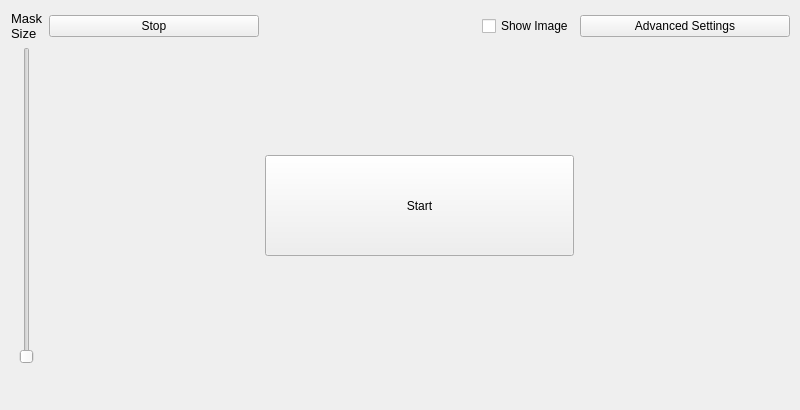
Before: the Qt Designer form mainwindow.ui in mtekman/motiondetect, drawn with Qt 5.
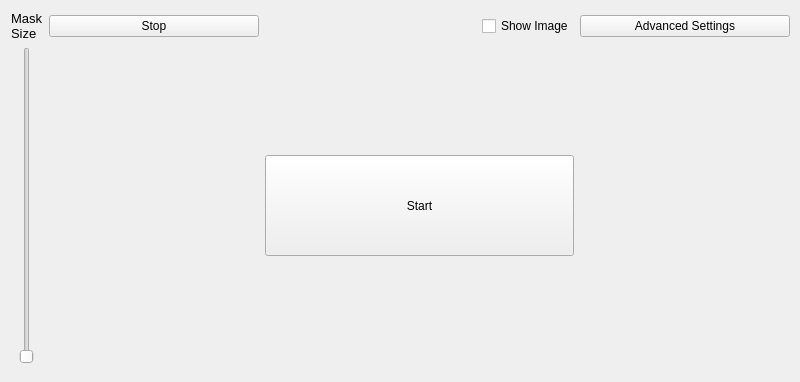
After: the same form once the commit is applied.

```diff
--- a/mainwindow.ui
+++ b/mainwindow.ui
@@ -7,7 +7,7 @@
     <x>0</x>
     <y>0</y>
     <width>800</width>
-    <height>410</height>
+    <height>382</height>
    </rect>
   </property>
   <property name="windowTitle">
```
Left out of the diff: 36 changed lines with no effect on the pictures.
